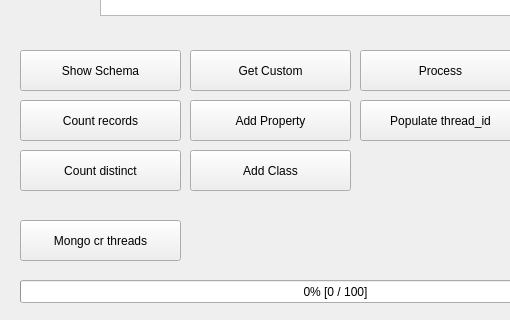
The window that src/ui/main_window.ui (weaviate-git-bot/qteaviatif) describes before a commit, drawn with Qt 5; both pictures show x 0 to 510 and y 390 to 710 of the 670 by 710 pixel window.
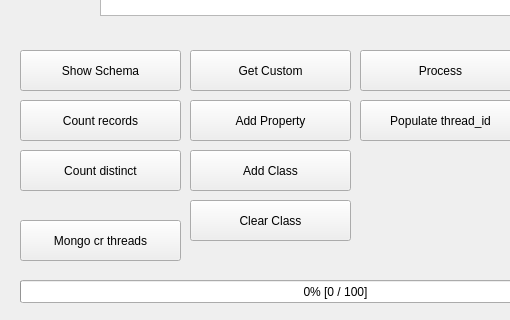
The same window after the commit. Icons and pictures are not drawn.

Commit message: delete class

Patch:
```diff
--- a/src/ui/main_window.ui
+++ b/src/ui/main_window.ui
@@ -355,6 +355,19 @@
     <string>Add Class</string>
    </property>
   </widget>
+  <widget class="QPushButton" name="pushButton_clear_class">
+   <property name="geometry">
+    <rect>
+     <x>190</x>
+     <y>590</y>
+     <width>161</width>
+     <height>41</height>
+    </rect>
+   </property>
+   <property name="text">
+    <string>Clear Class</string>
+   </property>
+  </widget>
  </widget>
  <resources/>
  <connections/>
```
The commit also changes 3 other files.
